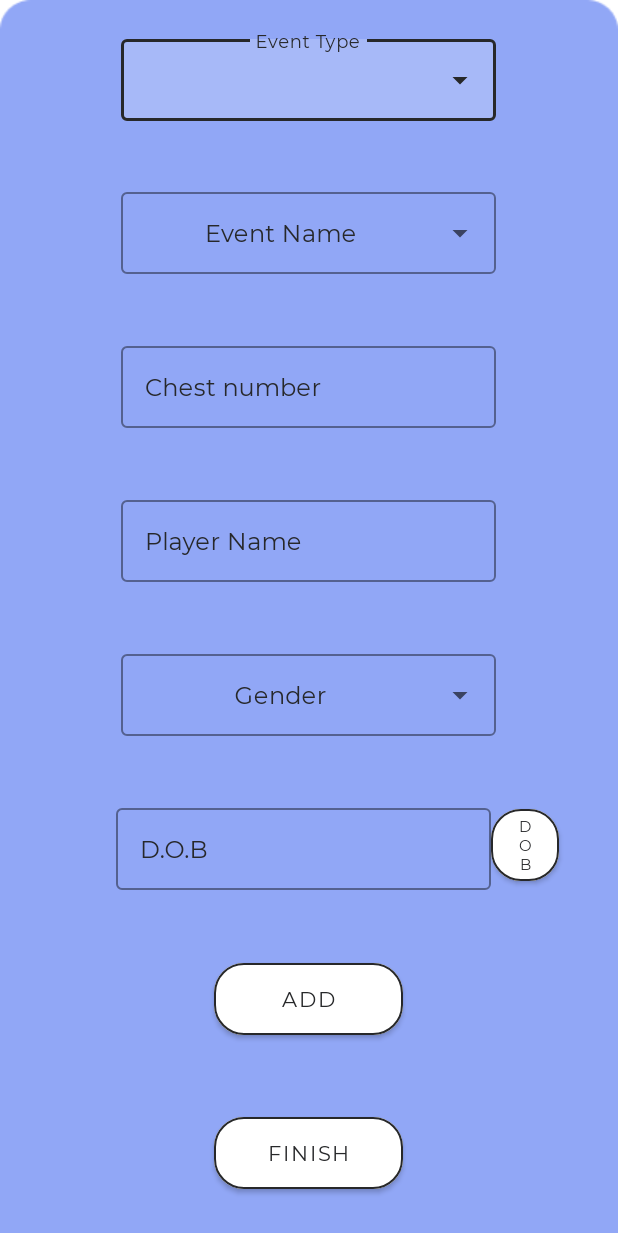
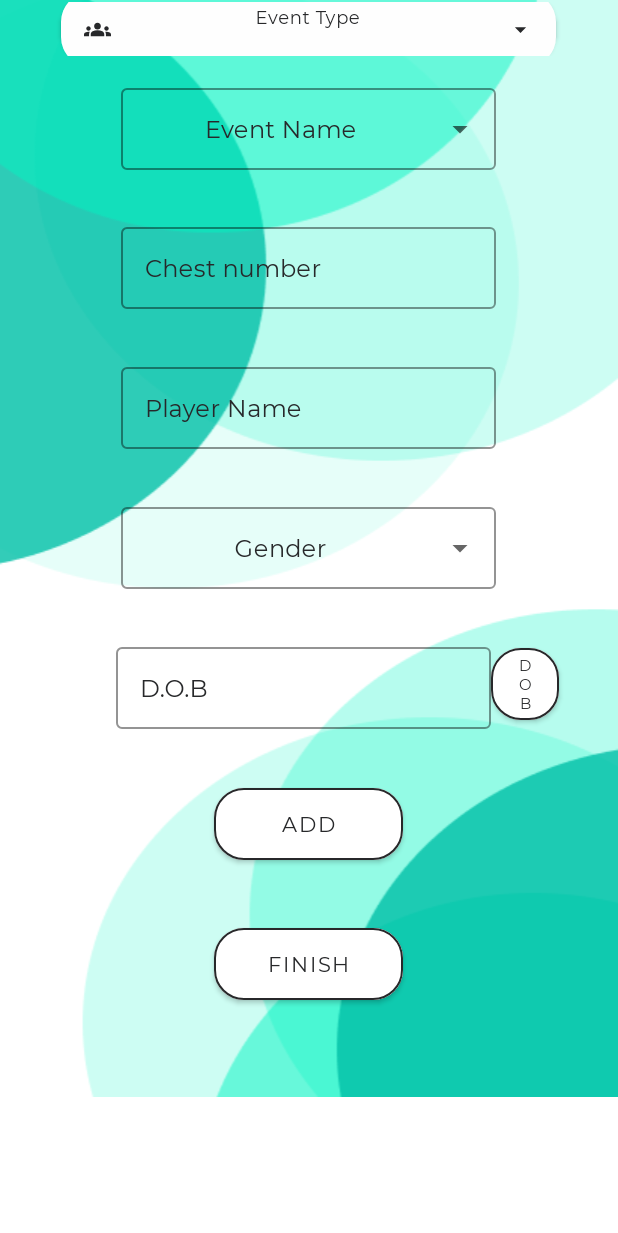
Before and after one commit to Hariharan0007/Hsports, an Android app: the DataEntry screen opened directly, with no data from a screen before it, on a phone screen of 412 x 824 dp. Shown: the top 1233 px of the screen. Run offline under Robolectric (Android 15) with nearby library versions, the phone set to English and light mode, and no system bars; our stand-ins replace Firebase (no records; nobody signed in at launch, a user with empty details on screens opened directly).

Commit message:
ui change

```diff
--- a/app/src/main/res/layout/activity_data_entry.xml
+++ b/app/src/main/res/layout/activity_data_entry.xml
@@ -13,24 +13,38 @@
         xmlns:tools="http://schemas.android.com/tools"
         xmlns:app="http://schemas.android.com/apk/res-auto"
         tools:context=".DataEntry"
-        android:background="@drawable/background"
+        android:background="@drawable/enter_data_bg"
         >
 
 
 
         <LinearLayout
             android:layout_width="match_parent"
-            android:layout_height="0dp"
-            android:layout_weight="2"
+            android:layout_height="20dp"
+            android:layout_weight="1"
             android:orientation="vertical"
             android:gravity="center"
+            android:weightSum="1"
+            android:layout_marginTop="1dp"
             >
 
             <com.google.android.material.textfield.TextInputLayout
-                style="@style/Widget.MaterialComponents.TextInputLayout.OutlinedBox.ExposedDropdownMenu"
+                style="@style/Widget.MaterialComponents.TextInputLayout.FilledBox.ExposedDropdownMenu"
                 android:id="@+id/data_entry_event_type_layout"
-                android:layout_width="250dp"
-                android:layout_height="60dp"
+                android:layout_width="330dp"
+                android:layout_height="50dp"
+                android:elevation="2dp"
+                android:background="@drawable/spinner_dropdown"
+                app:boxBackgroundColor="@color/light_white"
+                app:boxCornerRadiusBottomEnd="20dp"
+                app:boxCornerRadiusBottomStart="20dp"
+                app:boxCornerRadiusTopEnd="20dp"
+                app:boxCornerRadiusTopStart="20dp"
+                app:boxStrokeWidth="0dp"
+                app:boxStrokeWidthFocused="0dp"
+                app:startIconDrawable="@drawable/ic_baseline_groups_24"
+                app:endIconDrawable="@drawable/ic_baseline_arrow_drop_down_24"
+                app:endIconTint="@color/black"
                 android:hint="Event Type"
                 android:enabled="true"
                 android:textColorHint="@color/black"
```
Also changed, not shown: app/src/main/res/layout/activity_create_event_team.xml (+13 -13 lines), app/src/main/res/layout/activity_enter_data.xml (+8 -8 lines), app/src/main/res/layout/activity_join_event_team.xml (+11 -11 lines).
